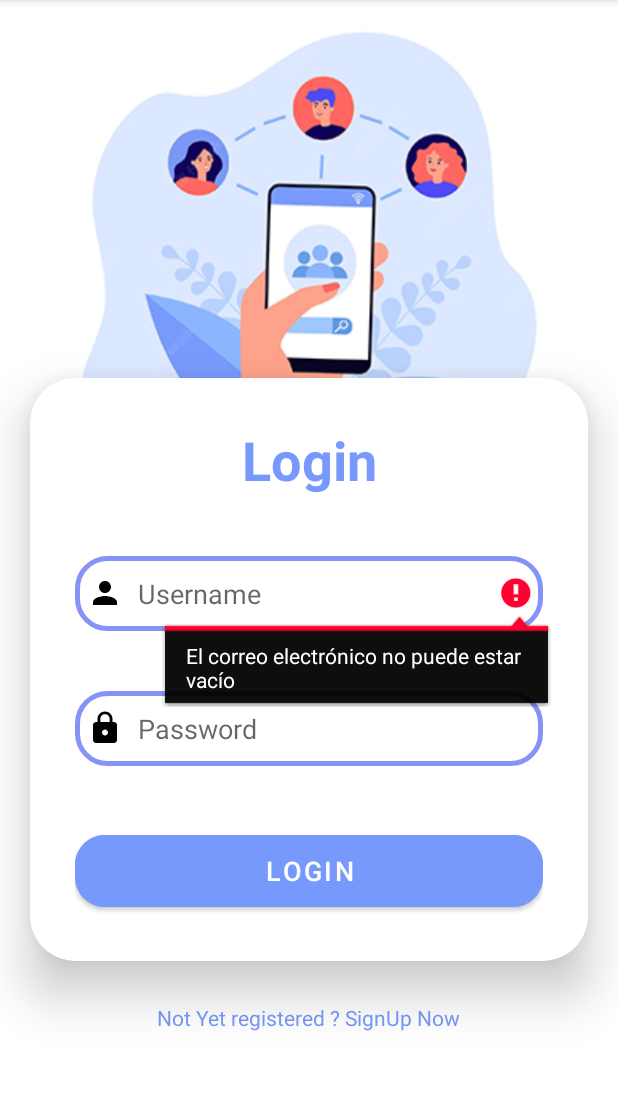
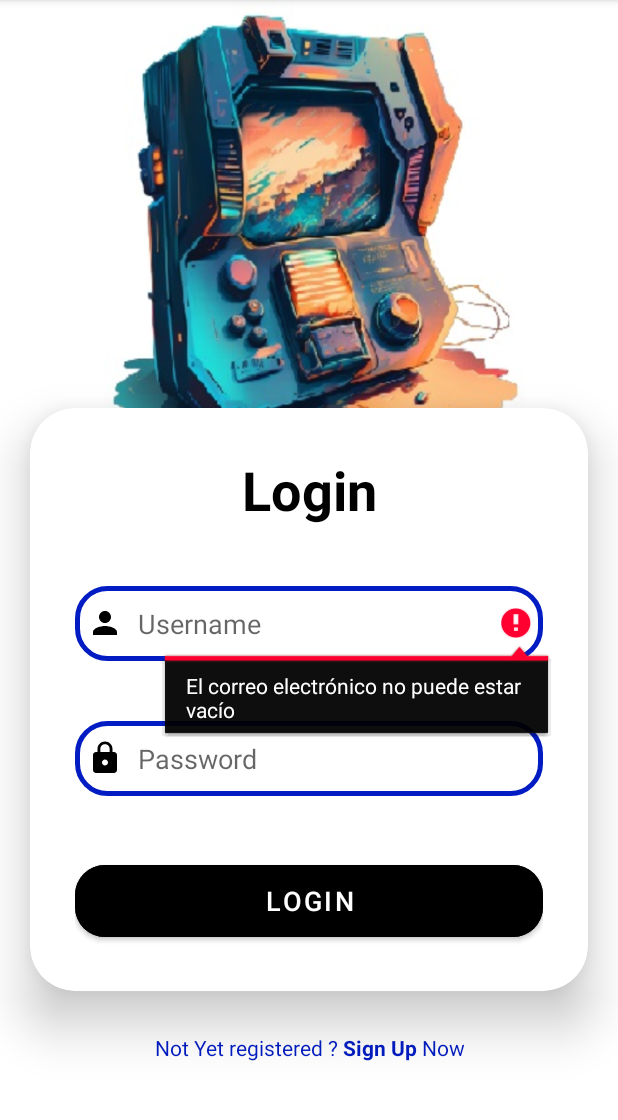
Before and after one commit to studyVersion/ChatApp_AndroidStudio_Firebase, an Android app: the screen it shows after launch (LoginActivity), after a tap on "LOGIN", on a phone screen of 412 x 824 dp, the part 84-1204 px from its top. Run offline under Robolectric (Android 15) with nearby library versions, the phone set to English and light mode, and no system bars; our stand-ins replace Firebase (no records; nobody signed in at launch, a user with empty details on screens opened directly).

Commit message:
Layout updated with new pictures, email string trimed

```diff
--- a/app/src/main/java/com/example/chatapp/LoginActivity.java
+++ b/app/src/main/java/com/example/chatapp/LoginActivity.java
@@ -5,6 +5,7 @@ import androidx.appcompat.app.AppCompatActivity;
 
 import android.content.Intent;
 import android.os.Bundle;
+import android.text.Html;
 import android.text.TextUtils;
 import android.widget.Button;
 import android.widget.EditText;
@@ -35,7 +36,8 @@ public class LoginActivity extends AppCompatActivity {
         regPassword = findViewById(R.id.password);
         loginBtn = findViewById(R.id.loginButton);
         signUp = findViewById(R.id.signupHere);
-
+        String sourceString ="Not Yet registered ? <b> Sign Up</b> Now";
+        signUp.setText(Html.fromHtml(sourceString));
         loginBtn.setOnClickListener(view -> {
             loginUser();
 
@@ -46,8 +48,8 @@ public class LoginActivity extends AppCompatActivity {
     }
 
     private void loginUser(){
-        String email = regEmail.getText().toString();
-        String password = regPassword.getText().toString();
+        String email = regEmail.getText().toString().trim();
+        String password = regPassword.getText().toString().trim();
 
         if(TextUtils.isEmpty(email)){
             regEmail.setError("El correo electrónico no puede estar vacío");
@@ -63,7 +65,7 @@ public class LoginActivity extends AppCompatActivity {
                         Toast.makeText(LoginActivity.this, "Usuario conectado correctamente", Toast.LENGTH_SHORT).show();
                         startActivity(new Intent(LoginActivity.this, MainActivity.class));
                     }else{
-                        Toast.makeText(LoginActivity.this, "Iniciar sesión error: "+ task.getException().getMessage(), Toast.LENGTH_SHORT).show();
+                        Toast.makeText(LoginActivity.this, task.getException().getMessage(), Toast.LENGTH_SHORT).show();
                     }
                 }
             });
--- a/app/src/main/res/drawable/custom_edittext.xml
+++ b/app/src/main/res/drawable/custom_edittext.xml
@@ -3,7 +3,7 @@
     android:shape="rectangle">
     <stroke
         android:width="3dp"
-        android:color="@color/purple"/>
+        android:color="@color/blues"/>
     <corners
         android:radius="20dp"/>
 </shape>
--- a/app/src/main/res/layout/activity_login.xml
+++ b/app/src/main/res/layout/activity_login.xml
@@ -12,7 +12,7 @@
     <androidx.cardview.widget.CardView
 
 
-        android:layout_marginTop="200dp"
+        android:layout_marginTop="240dp"
         android:layout_marginRight="20dp"
         android:layout_marginLeft="20dp"
         android:layout_width="match_parent"
@@ -20,38 +20,43 @@
         app:cardCornerRadius="30dp"
         app:cardElevation="20dp"
         android:background="@drawable/custom_edittext">
+
         <LinearLayout
 
             android:layout_width="match_parent"
             android:layout_height="wrap_content"
+            android:layout_gravity="center_horizontal"
             android:orientation="vertical"
-            android:layout_gravity="center_horizontal"
             android:padding="30dp">
+
             <TextView
+                android:id="@+id/loginText"
                 android:layout_width="match_parent"
                 android:layout_height="wrap_content"
-                android:id="@+id/loginText"
                 android:text="Login"
+                android:textAlignment="center"
+                android:textColor="@color/black"
                 android:textSize="36sp"
-                android:textStyle="bold"
-                android:textColor="@color/blues"
-                android:textAlignment="center"/>
+                android:textStyle="bold" />
+
             <EditText
+                android:id="@+id/email"
                 android:layout_width="match_parent"
                 android:layout_height="50dp"
-                android:id="@+id/email"
+                android:layout_marginTop="40dp"
                 android:background="@drawable/custom_edittext"
                 android:drawableLeft="@drawable/ic_baseline_person_24"
                 android:drawablePadding="10dp"
                 android:hint="Username"
                 android:padding="8dp"
                 android:textColor="@color/black"
-                android:textColorHighlight="@color/cardview_dark_background"
-                android:layout_marginTop="40dp"/>
+                android:textColorHighlight="@color/cardview_dark_background" />
+
             <EditText
+                android:id="@+id/password"
                 android:layout_width="match_parent"
                 android:layout_height="50dp"
-                android:id="@+id/password"
+                android:layout_marginTop="40dp"
                 android:background="@drawable/custom_edittext"
                 android:drawableLeft="@drawable/ic_baseline_lock_24"
                 android:drawablePadding="10dp"
@@ -59,17 +64,17 @@
                 android:inputType="textPassword"
                 android:padding="8dp"
                 android:textColor="@color/black"
-                android:textColorHighlight="@color/cardview_dark_background"
-                android:layout_marginTop="40dp"/>
+                android:textColorHighlight="@color/cardview_dark_background" />
+
             <Button
+                android:id="@+id/loginButton"
                 android:layout_width="match_parent"
                 android:layout_height="60dp"
-                android:id="@+id/loginButton"
+                android:layout_marginTop="40dp"
+                android:backgroundTint="@color/black"
                 android:text="Login"
                 android:textSize="18sp"
-                android:layout_marginTop="40dp"
-                android:backgroundTint="#7899FC"
-                app:cornerRadius="20dp"/>
+                app:cornerRadius="20dp" />
 
         </LinearLayout>
 
--- a/app/src/main/res/values/colors.xml
+++ b/app/src/main/res/values/colors.xml
@@ -8,7 +8,7 @@
     <color name="black">#FF000000</color>
     <color name="white">#FFFFFFFF</color>
     <color name="purple">#8692f7</color>
-    <color name="blues">#7899FC</color>
+    <color name="blues">#021CC3</color>
      <color name="colorAccent">#20c253</color>
     <color name="colorLightGray">#f1f1f1</color>
     <color name="colorCaption">#000</color>
```
Also changed, not shown: app/src/main/java/com/example/chatapp/RegisterActivity.java (+5 -2 lines), app/src/main/res/layout/activity_register.xml (+9 -8 lines), app/src/main/res/drawable-v24/background.jpg.
